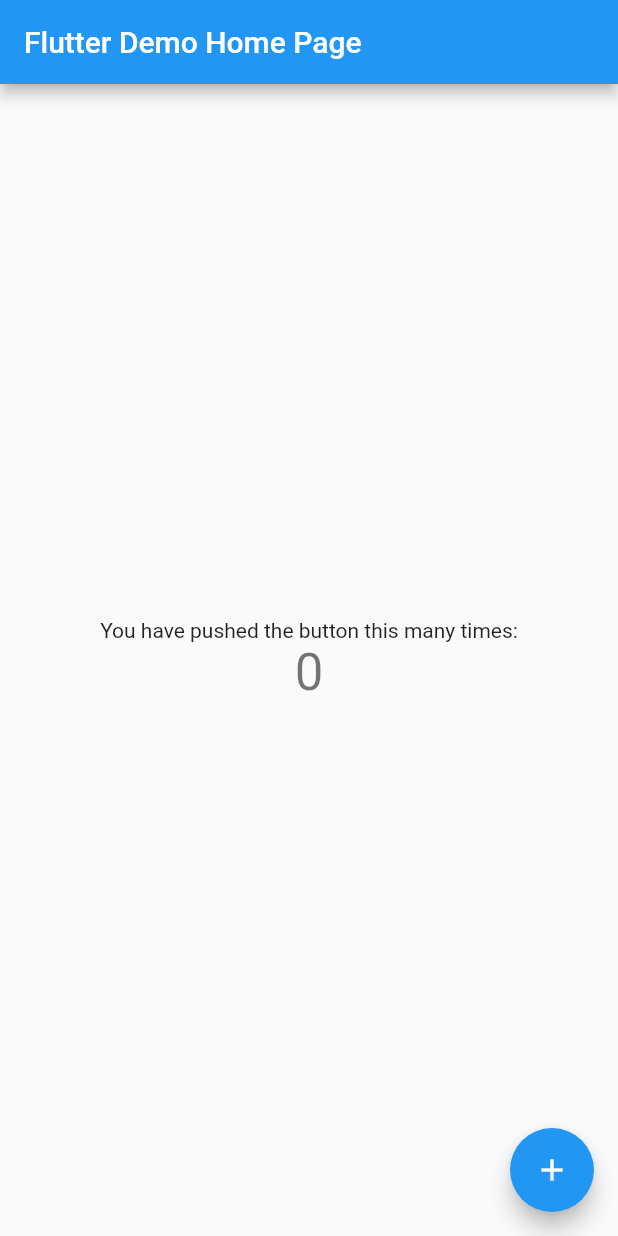
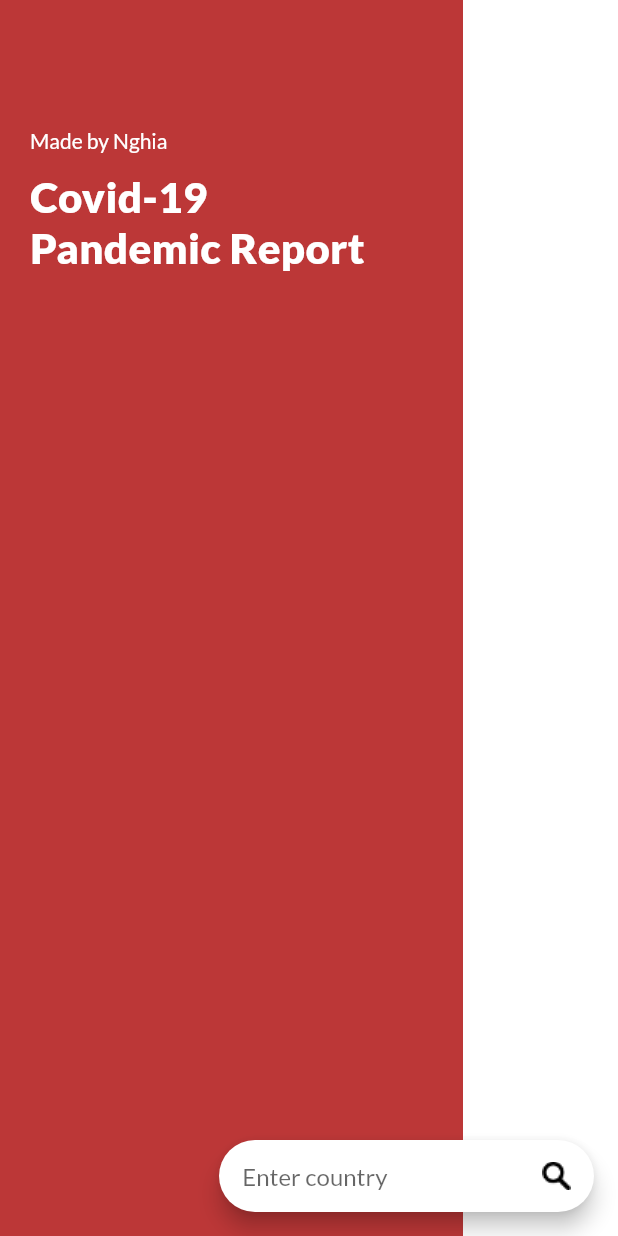
Before and after one commit to nghiashiyi/covid_report_app, a Flutter app: the screen it shows after launch, on a phone screen of 412 x 824 dp. Run offline on Flutter 3.47's test engine with Material 2 defaults, Android fonts, the phone set to English and light mode, and no system bars; our stand-ins replace google_fonts.

Commit message:
feat: add main screen and dependencies

```diff
--- /dev/null
+++ b/lib/app.dart
@@ -0,0 +1,73 @@
+import 'package:covid_app/utils/utils.dart';
+import 'package:flutter/material.dart';
+import 'package:google_fonts/google_fonts.dart';
+
+class HomePage extends StatefulWidget {
+  @override
+  _HomePageState createState() => _HomePageState();
+}
+
+class _HomePageState extends State<HomePage> {
+
+
+  @override
+  Widget build(BuildContext context) {
+    return Scaffold(
+      body: Container(
+        height: MediaQuery.of(context).size.height,
+        decoration: BoxDecoration(
+          gradient: LinearGradient(
+            colors: [ AppColors.red, AppColors.white, AppColors.white, AppColors.grey],
+            stops: [0.75, 0.75, 1, 1]
+          )
+        ),
+        child: Row(
+          children: [
+            Column(
+              crossAxisAlignment: CrossAxisAlignment.start,
+              children: [
+                SizedBox(height: 85),
+                Padding(
+                  padding: const EdgeInsets.only(left: 20.0),
+                  child: Text('Made by Nghia',
+                      style: TextStyle(color: AppColors.white)),
+                ),
+                SizedBox(height: 12),
+                Padding(
+                  padding: const EdgeInsets.only(left: 20.0),
+                  child: Text('Covid-19\nPandemic Report',
+                      style: GoogleFonts.lato(
+                        textStyle: Theme.of(context).textTheme.bodyText1,
+                        color: AppColors.white,
+                        fontSize: 28,
+                        fontWeight: FontWeight.w900,
+                        letterSpacing: 0.2,
+                      )),
+                ),
+              ],
+            ),
+          ],
+        ),
+      ),
+      floatingActionButton: Container(
+          width: 250,
+          child: FloatingActionButton.extended(
+            backgroundColor: AppColors.white,
+            onPressed: () {},
+            label: Row(
+              children: [
+                Container(
+                  width: 200,
+                  child: TextField(
+                    decoration: InputDecoration(
+                      border: InputBorder.none,
+                      hintText: 'Enter country'
+                    ),
+                  ),
+                ),
+                Image.asset(AppImages.icSearch),
+              ],
+            ))),
+    );
+  }
+}
--- a/lib/main.dart
+++ b/lib/main.dart
@@ -1,117 +1,28 @@
+import 'package:covid_app/app.dart';
 import 'package:flutter/material.dart';
+import 'package:flutter/services.dart';
+import 'package:google_fonts/google_fonts.dart';
 
 void main() {
+  SystemChrome.setSystemUIOverlayStyle(SystemUiOverlayStyle(
+      statusBarBrightness: Brightness.dark
+  ));
   runApp(MyApp());
 }
 
 class MyApp extends StatelessWidget {
-  // This widget is the root of your application.
   @override
   Widget build(BuildContext context) {
     return MaterialApp(
-      title: 'Flutter Demo',
+      title: 'Covid App',
       theme: ThemeData(
-        // This is the theme of your application.
-        //
-        // Try running your application with "flutter run". You'll see the
-        // application has a blue toolbar. Then, without quitting the app, try
-        // changing the primarySwatch below to Colors.green and then invoke
-        // "hot reload" (press "r" in the console where you ran "flutter run",
-        // or simply save your changes to "hot reload" in a Flutter IDE).
-        // Notice that the counter didn't reset back to zero; the application
-        // is not restarted.
-        primarySwatch: Colors.blue,
-        // This makes the visual density adapt to the platform that you run
-        // the app on. For desktop platforms, the controls will be smaller and
-        // closer together (more dense) than on mobile platforms.
+        textTheme: GoogleFonts.latoTextTheme(
+          Theme.of(context).textTheme,
+        ),
         visualDensity: VisualDensity.adaptivePlatformDensity,
       ),
-      home: MyHomePage(title: 'Flutter Demo Home Page'),
+      debugShowCheckedModeBanner: false,
+      home: HomePage(),
     );
   }
 }
-
-class MyHomePage extends StatefulWidget {
-  MyHomePage({Key key, this.title}) : super(key: key);
-
-  // This widget is the home page of your application. It is stateful, meaning
-  // that it has a State object (defined below) that contains fields that affect
-  // how it looks.
-
-  // This class is the configuration for the state. It holds the values (in this
-  // case the title) provided by the parent (in this case the App widget) and
-  // used by the build method of the State. Fields in a Widget subclass are
-  // always marked "final".
-
-  final String title;
-
-  @override
-  _MyHomePageState createState() => _MyHomePageState();
-}
-
-class _MyHomePageState extends State<MyHomePage> {
-  int _counter = 0;
-
-  void _incrementCounter() {
-    setState(() {
-      // This call to setState tells the Flutter framework that something has
-      // changed in this State, which causes it to rerun the build method below
-      // so that the display can reflect the updated values. If we changed
-      // _counter without calling setState(), then the build method would not be
-      // called again, and so nothing would appear to happen.
-      _counter++;
-    });
-  }
-
-  @override
-  Widget build(BuildContext context) {
-    // This method is rerun every time setState is called, for instance as done
-    // by the _incrementCounter method above.
-    //
-    // The Flutter framework has been optimized to make rerunning build methods
-    // fast, so that you can just rebuild anything that needs updating rather
-    // than having to individually change instances of widgets.
-    return Scaffold(
-      appBar: AppBar(
-        // Here we take the value from the MyHomePage object that was created by
-        // the App.build method, and use it to set our appbar title.
-        title: Text(widget.title),
-      ),
-      body: Center(
-        // Center is a layout widget. It takes a single child and positions it
-        // in the middle of the parent.
-        child: Column(
-          // Column is also a layout widget. It takes a list of children and
-          // arranges them vertically. By default, it sizes itself to fit its
-          // children horizontally, and tries to be as tall as its parent.
-          //
-          // Invoke "debug painting" (press "p" in the console, choose the
-          // "Toggle Debug Paint" action from the Flutter Inspector in Android
-          // Studio, or the "Toggle Debug Paint" command in Visual Studio Code)
-          // to see the wireframe for each widget.
-          //
-          // Column has various properties to control how it sizes itself and
-          // how it positions its children. Here we use mainAxisAlignment to
-          // center the children vertically; the main axis here is the vertical
-          // axis because Columns are vertical (the cross axis would be
-          // horizontal).
-          mainAxisAlignment: MainAxisAlignment.center,
-          children: <Widget>[
-            Text(
-              'You have pushed the button this many times:',
-            ),
-            Text(
-              '$_counter',
-              style: Theme.of(context).textTheme.headline4,
-            ),
-          ],
-        ),
-      ),
-      floatingActionButton: FloatingActionButton(
-        onPressed: _incrementCounter,
-        tooltip: 'Increment',
-        child: Icon(Icons.add),
-      ), // This trailing comma makes auto-formatting nicer for build methods.
-    );
-  }
-}
--- a/lib/utils/images.dart
+++ /dev/null
@@ -1,12 +0,0 @@
-class AppImages {
-  static const _folderPath = '/assets';
-  static const String icSearch = _folderPath + 'ic_search.png';
-  static const String img1 = _folderPath + 'img_1.png';
-  static const String img2 = _folderPath + 'img_2.png';
-  static const String img3 = _folderPath + 'img_3.png';
-  static const String img4 = _folderPath + 'img_4.png';
-  static const String img5 = _folderPath + 'img_5.png';
-  static const String imgGlobal = _folderPath + 'img_global.png';
-  static const String imgUs = _folderPath + 'img_us.png';
-  static const String imgVn = _folderPath + 'img_vietnam.png';
-}
--- /dev/null
+++ b/lib/utils/utils.dart
@@ -0,0 +1,21 @@
+import 'package:flutter/material.dart';
+
+class AppImages {
+  static const _folderPath = 'assets';
+  static const String icSearch = _folderPath + '/ic_search.png';
+  static const String img1 = _folderPath + '/img_1.png';
+  static const String img2 = _folderPath + '/img_2.png';
+  static const String img3 = _folderPath + '/img_3.png';
+  static const String img4 = _folderPath + '/img_4.png';
+  static const String img5 = _folderPath + '/img_5.png';
+  static const String imgGlobal = _folderPath + '/img_global.png';
+  static const String imgUs = _folderPath + '/img_us.png';
+  static const String imgVn = _folderPath + '/img_vietnam.png';
+}
+
+class AppColors {
+  static const red = const Color(0xffBC3737);
+  static const white = const Color(0xffffffff);
+  static const grey = const Color(0xffF5F5F5);
+  static const green = Colors.green;
+}
--- a/pubspec.yaml
+++ b/pubspec.yaml
@@ -10,6 +10,9 @@ dependencies:
   flutter:
     sdk: flutter
   cupertino_icons: ^0.1.3
+  flutter_screenutil: ^2.3.1
+  google_fonts: ^1.1.0
+  lottie: ^0.5.1
 
 dev_dependencies:
   flutter_test:
```
Also changed, not shown: pubspec.lock.
